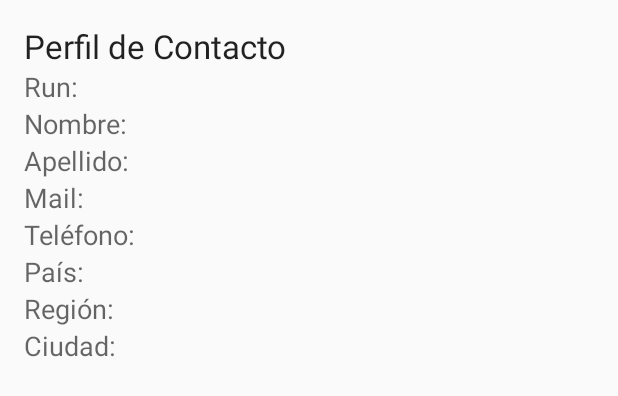
After one commit to ValentinaRe/BuscadorPDS, an Android app: the layout activity_ver_perfil.xml on its own in the app's theme, with its tools: preview values and no code run, on a phone screen of 412 x 824 dp. The commit adds this screen. Shown: the top 396 px of the screen. Run offline under Robolectric (Android 15) with nearby library versions, the phone set to English and light mode, and no system bars.

Commit message:
ver perfil arreglos

```diff
--- a/app/src/main/AndroidManifest.xml
+++ b/app/src/main/AndroidManifest.xml
@@ -22,6 +22,7 @@
             </intent-filter>
         </activity>
         <activity android:name=".Busqueda_simpleActivity" />
+        <activity android:name=".Ver_perfil_activity"></activity>
         <activity android:name=".Busqueda_avanzadaActivity"></activity>
     </application>
 
--- /dev/null
+++ b/app/src/main/java/com/example/vale/buscadorpds/Ver_perfil_activity.java
@@ -0,0 +1,57 @@
+package com.example.vale.buscadorpds;
+
+import android.os.Bundle;
+import android.support.v7.app.AppCompatActivity;
+import android.widget.TextView;
+
+/**
+ * Created by vale on 16-06-16.
+ */
+public class Ver_perfil_activity  extends AppCompatActivity {
+    TextView rut;
+    TextView nombre;
+    TextView apellido;
+    TextView mail;
+    TextView telefono;
+    TextView pais;
+    TextView region;
+    TextView ciudad;
+
+    @Override
+    protected void onCreate(Bundle savedInstanceState) {
+        super.onCreate(savedInstanceState);
+        setContentView(R.layout.activity_ver_perfil);
+
+        rut= (TextView) findViewById(R.id.rut);
+        nombre= (TextView) findViewById(R.id.nombre);
+        apellido= (TextView) findViewById(R.id.apellido);
+        mail= (TextView) findViewById(R.id.mail);
+        telefono= (TextView) findViewById(R.id.telefono);
+        pais= (TextView) findViewById(R.id.pais);
+        region= (TextView) findViewById(R.id.region);
+        ciudad= (TextView) findViewById(R.id.ciudad);
+
+
+
+
+        Bundle bun= this.getIntent().getExtras();
+
+        rut.setText(bun.getString("rut"));
+        nombre.setText(bun.getString("nombre"));
+        apellido.setText(bun.getString("apellido"));
+        mail.setText(bun.getString("mail"));
+        telefono.setText(bun.getString("telefono"));
+        pais.setText(bun.getString("pais"));
+        region.setText(bun.getString("region"));
+        ciudad.setText(bun.getString("ciudad"));
+
+
+
+
+
+
+
+
+    }
+
+}
--- a/app/src/main/res/layout/activity_busqueda_avanzada.xml
+++ b/app/src/main/res/layout/activity_busqueda_avanzada.xml
@@ -1,5 +1,5 @@
 <?xml version="1.0" encoding="utf-8"?>
-<RelativeLayout xmlns:android="http://schemas.android.com/apk/res/android"
+<LinearLayout  xmlns:android="http://schemas.android.com/apk/res/android"
     xmlns:tools="http://schemas.android.com/tools"
     android:layout_width="match_parent"
     android:layout_height="match_parent"
@@ -16,6 +16,13 @@
         android:id="@+id/textView"
         android:layout_alignParentTop="true"
         android:layout_centerHorizontal="true" />
+
+    <ScrollView
+        android:layout_width="wrap_content"
+        android:layout_height="wrap_content"
+        android:id="@+id/scrollView"
+        android:layout_gravity="center_horizontal"
+         >
 
     <TextView
         android:layout_width="wrap_content"
@@ -148,7 +155,7 @@
         android:layout_height="wrap_content"
         android:text="@string/labelEnviar"
         android:id="@+id/btn_enviarAvan"
-        android:layout_below="@+id/editTextRegion"
+        android:layout_centerVertical="true"
         android:layout_alignParentRight="true"
         android:layout_alignParentEnd="true" />
 
@@ -159,5 +166,9 @@
         android:id="@+id/textViewRaw"
         android:layout_gravity="center_horizontal"
         android:layout_weight="0.05"
-       />
-</RelativeLayout>
+        android:layout_alignTop="@+id/scrollView"
+        android:layout_alignParentLeft="true"
+        android:layout_alignParentStart="true" />
+    </ScrollView>
+
+</LinearLayout >
--- /dev/null
+++ b/app/src/main/res/layout/activity_ver_perfil.xml
@@ -0,0 +1,197 @@
+<?xml version="1.0" encoding="utf-8"?>
+<LinearLayout xmlns:android="http://schemas.android.com/apk/res/android"
+    xmlns:tools="http://schemas.android.com/tools"
+    android:orientation="vertical"
+    android:layout_width="match_parent"
+    android:layout_height="match_parent"
+    android:paddingBottom="@dimen/activity_vertical_margin"
+    android:paddingLeft="@dimen/activity_horizontal_margin"
+    android:paddingRight="@dimen/activity_horizontal_margin"
+    android:paddingTop="@dimen/activity_vertical_margin"
+    tools:context="com.example.vale.buscadorpds.Ver_perfil_activity">
+
+
+
+    <TextView
+        android:layout_width="wrap_content"
+        android:layout_height="wrap_content"
+        android:textAppearance="?android:attr/textAppearanceLarge"
+        android:text="Perfil de Contacto"
+        android:id="@+id/textView3"
+        android:layout_alignParentTop="true"
+        android:layout_centerHorizontal="true" />
+
+
+
+    <TextView
+        android:layout_width="wrap_content"
+        android:layout_height="wrap_content"
+        android:textAppearance="?android:attr/textAppearanceMedium"
+        android:text="Run:"
+        android:id="@+id/textView1"
+        android:layout_below="@+id/run"
+        android:layout_alignParentLeft="true"
+        android:layout_alignParentStart="true" />
+
+    <TextView
+        android:layout_width="wrap_content"
+        android:layout_height="wrap_content"
+        android:textAppearance="?android:attr/textAppearanceMedium"
+        android:text="Nombre:"
+        android:id="@+id/textView4"
+        android:layout_below="@+id/textView2"
+        android:layout_alignParentLeft="true"
+        android:layout_alignParentStart="true" />
+
+    <TextView
+        android:layout_width="wrap_content"
+        android:layout_height="wrap_content"
+        android:textAppearance="?android:attr/textAppearanceMedium"
+        android:text="Apellido:"
+        android:id="@+id/textView5"
+        android:layout_below="@+id/textView4"
+        android:layout_alignParentLeft="true"
+        android:layout_alignParentStart="true" />
+
+    <TextView
+        android:layout_width="wrap_content"
+        android:layout_height="wrap_content"
+        android:textAppearance="?android:attr/textAppearanceMedium"
+        android:text="Mail:"
+        android:id="@+id/textView6"
+        android:layout_below="@+id/textView5"
+        android:layout_alignParentLeft="true"
+        android:layout_alignParentStart="true" />
+
+    <TextView
+        android:layout_width="wrap_content"
+        android:layout_height="wrap_content"
+        android:textAppearance="?android:attr/textAppearanceMedium"
+        android:text="Teléfono:"
+        android:id="@+id/textView7"
+        android:layout_below="@+id/textView6"
+        android:layout_alignParentLeft="true"
+        android:layout_alignParentStart="true" />
+
+    <TextView
+        android:layout_width="wrap_content"
+        android:layout_height="wrap_content"
+        android:textAppearance="?android:attr/textAppearanceMedium"
+        android:text="País:"
+        android:id="@+id/textView8"
+        android:layout_below="@+id/textView7"
+        android:layout_alignParentLeft="true"
+        android:layout_alignParentStart="true" />
+
+    <TextView
+        android:layout_width="wrap_content"
+        android:layout_height="wrap_content"
+        android:textAppearance="?android:attr/textAppearanceMedium"
+        android:text="Región:"
+        android:id="@+id/textView9"
+        android:layout_below="@+id/textView8"
+        android:layout_alignParentLeft="true"
+        android:layout_alignParentStart="true" />
+
+    <TextView
+        android:layout_width="wrap_content"
+        android:layout_height="wrap_content"
+        android:textAppearance="?android:attr/textAppearanceMedium"
+        android:text="Ciudad:"
+        android:id="@+id/textView10"
+        android:layout_below="@+id/textView9"
+        android:layout_alignParentLeft="true"
+        android:layout_alignParentStart="true" />
+
+    <TextView
+        android:layout_width="wrap_content"
+        android:layout_height="wrap_content"
+        android:textAppearance="?android:attr/textAppearanceMedium"
+        android:id="@+id/run"
+        android:layout_above="@+id/textView4"
+        android:layout_alignParentRight="true"
+        android:layout_alignParentEnd="true"
+        android:layout_toEndOf="@+id/textView6"
+        android:layout_below="@+id/run"
+        android:layout_toRightOf="@+id/textView6" />
+
+    <TextView
+        android:layout_width="wrap_content"
+        android:layout_height="wrap_content"
+        android:textAppearance="?android:attr/textAppearanceMedium"
+        android:id="@+id/nombre"
+        android:layout_alignRight="@+id/mail"
+        android:layout_alignEnd="@+id/mail"
+        android:layout_below="@+id/textView2"
+        android:layout_toRightOf="@+id/textView5"
+        android:layout_toEndOf="@+id/textView5" />
+
+    <TextView
+        android:layout_width="wrap_content"
+        android:layout_height="wrap_content"
+        android:textAppearance="?android:attr/textAppearanceMedium"
+        android:id="@+id/apellido"
+        android:layout_alignRight="@+id/telefono"
+        android:layout_alignEnd="@+id/telefono"
+        android:layout_below="@+id/rut"
+        android:layout_toRightOf="@+id/textView2"
+        android:layout_toEndOf="@+id/textView2" />
+
+    <TextView
+        android:layout_width="wrap_content"
+        android:layout_height="wrap_content"
+        android:textAppearance="?android:attr/textAppearanceMedium"
+        android:id="@+id/mail"
+        android:layout_alignRight="@+id/ciudad"
+        android:layout_alignEnd="@+id/ciudad"
+        android:layout_below="@+id/mail"
+        android:layout_toRightOf="@+id/textView9"
+        android:layout_toEndOf="@+id/textView9" />
+
+    <TextView
+        android:layout_width="wrap_content"
+        android:layout_height="wrap_content"
+        android:textAppearance="?android:attr/textAppearanceMedium"
+        android:id="@+id/telefono"
+        android:layout_alignRight="@+id/telefono"
+        android:layout_alignEnd="@+id/telefono"
+        android:layout_alignTop="@+id/textView7"
+        android:layout_toRightOf="@+id/textView2"
+        android:layout_toEndOf="@+id/textView2" />
+
+    <TextView
+        android:layout_width="wrap_content"
+        android:layout_height="wrap_content"
+        android:textAppearance="?android:attr/textAppearanceMedium"
+        android:id="@+id/pais"
+        android:layout_alignRight="@+id/telefono"
+        android:layout_alignEnd="@+id/telefono"
+        android:layout_alignTop="@+id/textView8"
+        android:layout_toRightOf="@+id/textView7"
+        android:layout_toEndOf="@+id/textView7" />
+
+    <TextView
+        android:layout_width="wrap_content"
+        android:layout_height="wrap_content"
+        android:textAppearance="?android:attr/textAppearanceMedium"
+        android:id="@+id/region"
+        android:layout_alignRight="@+id/telefono"
+        android:layout_alignEnd="@+id/telefono"
+        android:layout_below="@+id/telefono"
+        android:layout_alignLeft="@+id/telefono"
+        android:layout_alignStart="@+id/telefono" />
+
+    <TextView
+        android:layout_width="wrap_content"
+        android:layout_height="wrap_content"
+        android:textAppearance="?android:attr/textAppearanceMedium"
+        android:id="@+id/ciudad"
+        android:layout_alignRight="@+id/nombre"
+        android:layout_alignEnd="@+id/nombre"
+        android:layout_below="@+id/telefono"
+        android:layout_alignLeft="@+id/telefono"
+        android:layout_alignStart="@+id/telefono" />
+
+
+
+</LinearLayout>
```
